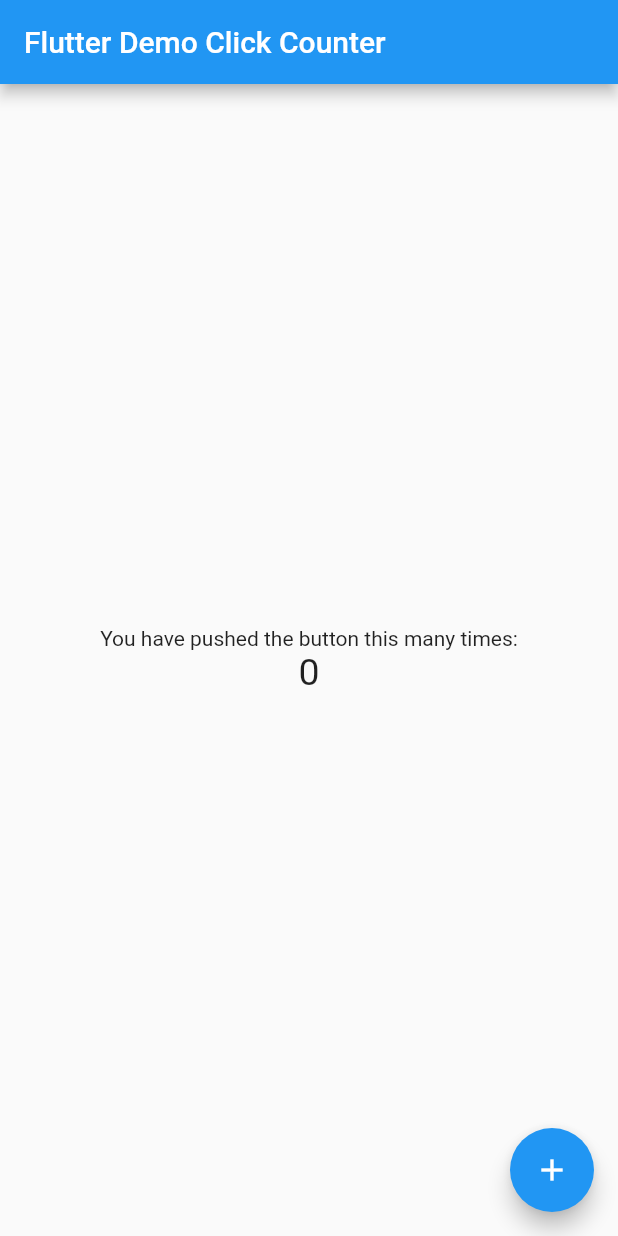
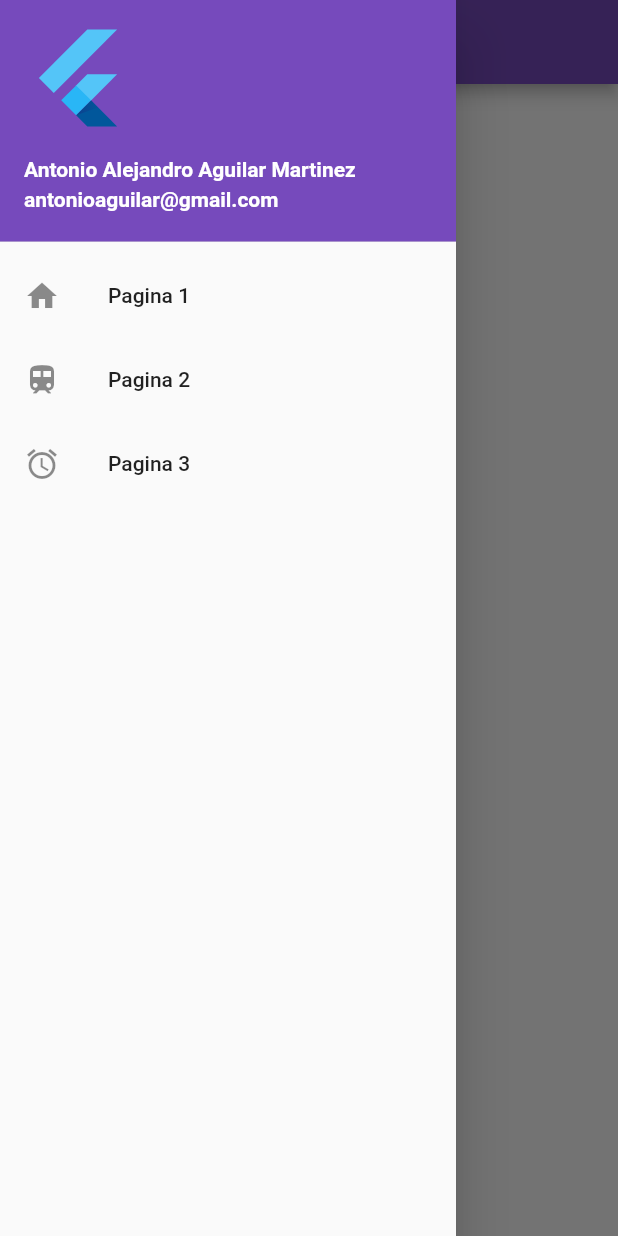
Before and after one commit to AguilarMartinezAntonioAlejandro017/DrawerFlutlab, a Flutter app: the screen it shows after launch, with the side drawer open (before the commit the screen has no drawer), on a phone screen of 412 x 824 dp. Run offline on Flutter 3.47's test engine with Material 2 defaults, Android fonts, the phone set to English and light mode, and no system bars.

Commit message:
drawer v2

```diff
--- a/lib/main.dart
+++ b/lib/main.dart
@@ -4,7 +4,7 @@ void main() => runApp(MyApp());
 
 class MyApp extends StatelessWidget {
   const MyApp({super.key});
-  static const String _title = 'Flutter Stateful Clicker Counter';
+  static const String _title = 'Drawer Flutter';
   // This widget is the root of your application.
   @override
   Widget build(BuildContext context) {
@@ -13,6 +13,7 @@ class MyApp extends StatelessWidget {
       theme: ThemeData(
         primarySwatch: Colors.blue,
       ),
+      debugShowCheckedModeBanner: false,
       home: MyHomePage(),
     );
   }
@@ -20,71 +21,78 @@ class MyApp extends StatelessWidget {
 
 class MyHomePage extends StatefulWidget {
   const MyHomePage({super.key});
-  // This widget is the home page of your application. It is stateful, meaning
-  // that it has a State object (defined below) that contains fields that affect
-  // how it looks.
-  // This class is the configuration for the state.
   @override
   _MyHomePageState createState() => _MyHomePageState();
 }
 
 class _MyHomePageState extends State<MyHomePage> {
-  int _counter = 0;
-
-  void _incrementCounter() {
-    setState(() {
-      // This call to setState tells the Flutter framework that something has
-      // changed in this State, which causes it to rerun the build method below
-      // so that the display can reflect the updated values. If we changed
-      // _counter without calling setState(), then the build method would not be
-      // called again, and so nothing would appear to happen.
-      _counter++;
-    });
-  }
-
   @override
   Widget build(BuildContext context) {
-    // This method is rerun every time setState is called, for instance as done
-    // by the _incrementCounter method above.
-    //
-    // The Flutter framework has been optimized to make rerunning build methods
-    // fast, so that you can just rebuild anything that needs updating rather
-    // than having to individually change instances of widgets.
     return Scaffold(
       appBar: AppBar(
-        // Here we take the value from the MyHomePage object that was created by
-        // the App.build method, and use it to set our appbar title.
-        title: Text('Flutter Demo Click Counter'),
+        title: Text('Act3 Drawer Aguilar'),
+        backgroundColor: const Color(0xff764abc),
       ),
-      body: Center(
-        // Center is a layout widget. It takes a single child and positions it
-        // in the middle of the parent.
-        child: Column(
-          // Column is also a layout widget. It takes a list of children and
-          // arranges them vertically. By default, it sizes itself to fit its
-          // children horizontally, and tries to be as tall as its parent.
-          //
-          // Column has various properties to control how it sizes itself and
-          // how it positions its children. Here we use mainAxisAlignment to
-          // center the children vertically; the main axis here is the vertical
-          // axis because Columns are vertical (the cross axis would be
-          // horizontal).
-          mainAxisAlignment: MainAxisAlignment.center,
-          children: <Widget>[
-            Text(
-              'You have pushed the button this many times:',
+      drawer: Drawer(
+        child: ListView(
+          // Important: Remove any padding from the ListView.
+          padding: EdgeInsets.zero,
+          children: [
+            const UserAccountsDrawerHeader(
+              // <-- SEE HERE
+              decoration: BoxDecoration(color: const Color(0xff764abc)),
+              accountName: Text(
+                "Antonio Alejandro Aguilar Martinez",
+                style: TextStyle(
+                  fontWeight: FontWeight.bold,
+                ),
+              ),
+              accountEmail: Text(
+                "antonioaguilar@gmail.com",
+                style: TextStyle(
+                  fontWeight: FontWeight.bold,
+                ),
+              ),
+              currentAccountPicture: FlutterLogo(),
             ),
-            Text(
-              '$_counter',
-              style: TextStyle(fontSize: 25),
+            ListTile(
+              leading: Icon(
+                Icons.home,
+              ),
+              title: const Text('Pagina 1'),
+              onTap: () {
+                Navigator.pop(context);
+              },
+            ),
+            ListTile(
+              leading: Icon(
+                Icons.train,
+              ),
+              title: const Text('Pagina 2'),
+              onTap: () {
+                Navigator.pop(context);
+              },
+            ),
+            ListTile(
+              leading: Icon(
+                Icons.access_alarm,
+              ),
+              title: const Text('Pagina 3'),
+              onTap: () {
+                Navigator.pop(context);
+              },
             ),
           ],
         ),
       ),
-      floatingActionButton: FloatingActionButton(
-        onPressed: _incrementCounter,
-        tooltip: 'Increment',
-        child: Icon(Icons.add),
+      body: Center(
+        child: Column(
+          children: [
+            SizedBox(
+              height: 50,
+            ),
+          ],
+        ),
       ),
     );
   }
```
